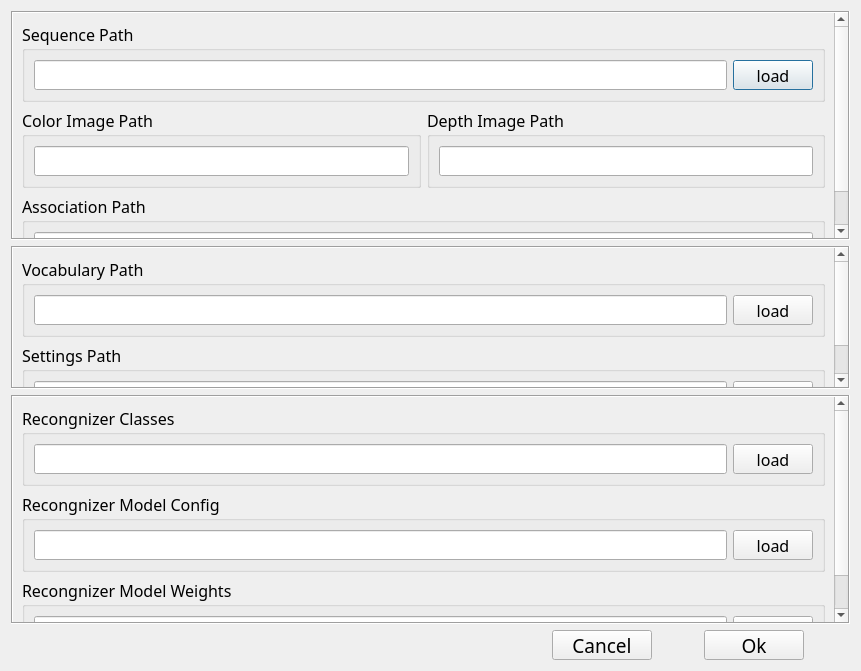
Above: qrgbd/configdialog.ui from Unsigned-Long/QRGBD-SLAM before the change. Below: the same form after it.
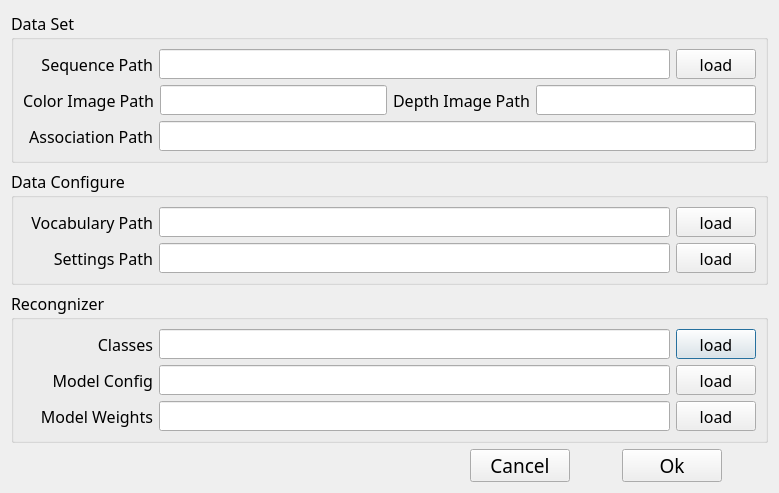
That is the form after the change.

What changed in the file:
```diff
--- a/qrgbd/configdialog.ui
+++ b/qrgbd/configdialog.ui
@@ -6,34 +6,16 @@
    <rect>
     <x>0</x>
     <y>0</y>
-    <width>861</width>
-    <height>671</height>
+    <width>779</width>
+    <height>493</height>
    </rect>
   </property>
   <property name="windowTitle">
    <string>Dialog</string>
   </property>
   <layout class="QGridLayout" name="gridLayout_12">
-   <item row="0" column="0" colspan="5">
-    <widget class="QScrollArea" name="scrollArea_2">
-     <property name="frameShape">
-      <enum>QFrame::Box</enum>
-     </property>
-     <property name="widgetResizable">
-      <bool>true</bool>
-     </property>
-     <widget class="QWidget" name="scrollAreaWidgetContents_2">
-      <property name="geometry">
-       <rect>
-        <x>0</x>
-        <y>0</y>
-        <width>839</width>
-        <height>249</height>
-       </rect>
-      </property>
-      <layout class="QGridLayout" name="gridLayout">
-       <item row="1" column="1">
-        <widget class="QGroupBox" name="groupBox_5">
+   <item row="2" column="0" colspan="5">
+    <widget class="QGroupBox" name="groupBox_9">
          <property name="font">
           <font>
            <family>Ubuntu Mono</family>
@@ -41,36 +23,29 @@
           </font>
          </property>
          <property name="title">
-          <string>Depth Image Path</string>
-         </property>
-         <layout class="QGridLayout" name="gridLayout_6">
+      <string>Recongnizer</string>
+     </property>
+     <layout class="QGridLayout" name="gridLayout_8">
           <item row="0" column="0">
-           <widget class="QLineEdit" name="lineEdit_depth">
+       <layout class="QHBoxLayout" name="horizontalLayout">
+        <item>
+         <widget class="QLabel" name="label_7">
             <property name="minimumSize">
              <size>
-              <width>0</width>
-              <height>30</height>
-             </size>
-            </property>
-           </widget>
-          </item>
-         </layout>
-        </widget>
-       </item>
-       <item row="0" column="0" colspan="2">
-        <widget class="QGroupBox" name="groupBox">
-         <property name="font">
-          <font>
-           <family>Ubuntu Mono</family>
-           <pointsize>12</pointsize>
-          </font>
-         </property>
-         <property name="title">
-          <string>Sequence Path</string>
-         </property>
-         <layout class="QGridLayout" name="gridLayout_2">
-          <item row="0" column="0">
-           <widget class="QLineEdit" name="lineEdit_seq">
+            <width>130</width>
+            <height>0</height>
+           </size>
+          </property>
+          <property name="text">
+           <string>Classes</string>
+          </property>
+          <property name="alignment">
+           <set>Qt::AlignRight|Qt::AlignTrailing|Qt::AlignVCenter</set>
+          </property>
+         </widget>
+        </item>
+        <item>
+         <widget class="QLineEdit" name="lineEdit_class">
             <property name="minimumSize">
              <size>
               <width>0</width>
@@ -79,8 +54,8 @@
             </property>
            </widget>
           </item>
-          <item row="0" column="1">
-           <widget class="QPushButton" name="load_seq">
+        <item>
+         <widget class="QPushButton" name="load_classes">
             <property name="minimumSize">
              <size>
               <width>80</width>
@@ -105,82 +80,201 @@
            </widget>
           </item>
          </layout>
-        </widget>
        </item>
        <item row="1" column="0">
-        <widget class="QGroupBox" name="groupBox_6">
+       <layout class="QHBoxLayout" name="horizontalLayout_2">
+        <item>
+         <widget class="QLabel" name="label_8">
+          <property name="minimumSize">
+           <size>
+            <width>130</width>
+            <height>0</height>
+           </size>
+          </property>
+          <property name="text">
+           <string>Model Config</string>
+          </property>
+          <property name="alignment">
+           <set>Qt::AlignRight|Qt::AlignTrailing|Qt::AlignVCenter</set>
+          </property>
+         </widget>
+        </item>
+        <item>
+         <widget class="QLineEdit" name="lineEdit_modelConfig">
+          <property name="minimumSize">
+           <size>
+            <width>0</width>
+            <height>30</height>
+           </size>
+          </property>
+         </widget>
+        </item>
+        <item>
+         <widget class="QPushButton" name="load_modelConfig">
+          <property name="minimumSize">
+           <size>
+            <width>80</width>
+            <height>30</height>
+           </size>
+          </property>
+          <property name="maximumSize">
+           <size>
+            <width>200</width>
+            <height>16777215</height>
+           </size>
+          </property>
          <property name="font">
           <font>
            <family>Ubuntu Mono</family>
            <pointsize>12</pointsize>
           </font>
          </property>
-         <property name="title">
-          <string>Color Image Path</string>
-         </property>
-         <layout class="QGridLayout" name="gridLayout_7">
-          <item row="0" column="0">
-           <widget class="QLineEdit" name="lineEdit_color">
+          <property name="text">
+           <string>load</string>
+          </property>
+         </widget>
+        </item>
+       </layout>
+      </item>
+      <item row="2" column="0">
+       <layout class="QHBoxLayout" name="horizontalLayout_3">
+        <item>
+         <widget class="QLabel" name="label_9">
             <property name="minimumSize">
              <size>
+            <width>130</width>
+            <height>0</height>
+           </size>
+          </property>
+          <property name="text">
+           <string>Model Weights</string>
+          </property>
+          <property name="alignment">
+           <set>Qt::AlignRight|Qt::AlignTrailing|Qt::AlignVCenter</set>
+          </property>
+         </widget>
+        </item>
+        <item>
+         <widget class="QLineEdit" name="lineEdit_modelWeight">
+          <property name="minimumSize">
+           <size>
               <width>0</width>
               <height>30</height>
              </size>
             </property>
            </widget>
           </item>
-         </layout>
-        </widget>
-       </item>
-       <item row="2" column="0" colspan="2">
-        <widget class="QGroupBox" name="groupBox_2">
+        <item>
+         <widget class="QPushButton" name="load_modelWeight">
+          <property name="minimumSize">
+           <size>
+            <width>80</width>
+            <height>30</height>
+           </size>
+          </property>
+          <property name="maximumSize">
+           <size>
+            <width>200</width>
+            <height>16777215</height>
+           </size>
+          </property>
          <property name="font">
           <font>
            <family>Ubuntu Mono</family>
            <pointsize>12</pointsize>
           </font>
          </property>
-         <property name="title">
-          <string>Association Path</string>
-         </property>
-         <layout class="QGridLayout" name="gridLayout_3">
-          <item row="0" column="0">
-           <widget class="QLineEdit" name="lineEdit_asso">
+          <property name="text">
+           <string>load</string>
+          </property>
+         </widget>
+        </item>
+       </layout>
+      </item>
+     </layout>
+    </widget>
+   </item>
+   <item row="3" column="2">
+    <spacer name="horizontalSpacer_3">
+     <property name="orientation">
+      <enum>Qt::Horizontal</enum>
+     </property>
+     <property name="sizeType">
+      <enum>QSizePolicy::Fixed</enum>
+     </property>
+     <property name="sizeHint" stdset="0">
+      <size>
+       <width>40</width>
+       <height>20</height>
+      </size>
+     </property>
+    </spacer>
+   </item>
+   <item row="3" column="3">
+    <widget class="QPushButton" name="btn_ok">
             <property name="minimumSize">
              <size>
-              <width>0</width>
+       <width>100</width>
               <height>30</height>
              </size>
             </property>
-           </widget>
-          </item>
-         </layout>
-        </widget>
-       </item>
-      </layout>
-     </widget>
+     <property name="maximumSize">
+      <size>
+       <width>200</width>
+       <height>16777215</height>
+      </size>
+     </property>
+     <property name="font">
+      <font>
+       <family>Ubuntu Mono</family>
+       <pointsize>14</pointsize>
+      </font>
+     </property>
+     <property name="text">
+      <string>Ok</string>
+     </property>
+    </widget>
+   </item>
+   <item row="3" column="0">
+    <spacer name="horizontalSpacer">
+     <property name="orientation">
+      <enum>Qt::Horizontal</enum>
+     </property>
+     <property name="sizeHint" stdset="0">
+      <size>
+       <width>40</width>
+       <height>20</height>
+      </size>
+     </property>
+    </spacer>
+   </item>
+   <item row="3" column="1">
+    <widget class="QPushButton" name="btn_cancel">
+     <property name="minimumSize">
+      <size>
+       <width>100</width>
+       <height>30</height>
+      </size>
+     </property>
+     <property name="maximumSize">
+      <size>
+       <width>200</width>
+       <height>16777215</height>
+      </size>
+     </property>
+     <property name="font">
+      <font>
+       <family>Ubuntu Mono</family>
+       <pointsize>14</pointsize>
+      </font>
+     </property>
+     <property name="text">
+      <string>Cancel</string>
+     </property>
     </widget>
    </item>
    <item row="1" column="0" colspan="5">
-    <widget class="QScrollArea" name="scrollArea">
-     <property name="frameShape">
-      <enum>QFrame::Box</enum>
-     </property>
-     <property name="widgetResizable">
-      <bool>true</bool>
-     </property>
-     <widget class="QWidget" name="scrollAreaWidgetContents">
-      <property name="geometry">
-       <rect>
-        <x>0</x>
-        <y>0</y>
-        <width>839</width>
-        <height>172</height>
-       </rect>
-      </property>
-      <layout class="QGridLayout" name="gridLayout_9">
-       <item row="0" column="0">
-        <widget class="QGroupBox" name="groupBox_4">
+    <widget class="QGroupBox" name="groupBox_3">
          <property name="font">
           <font>
            <family>Ubuntu Mono</family>
@@ -188,10 +282,28 @@
           </font>
          </property>
          <property name="title">
+      <string>Data Configure</string>
+     </property>
+     <layout class="QGridLayout" name="gridLayout_4">
+      <item row="0" column="0">
+       <layout class="QHBoxLayout" name="horizontalLayout_5">
+        <item>
+         <widget class="QLabel" name="label_5">
+          <property name="minimumSize">
+           <size>
+            <width>130</width>
+            <height>0</height>
+           </size>
+          </property>
+          <property name="text">
           <string>Vocabulary Path</string>
          </property>
-         <layout class="QGridLayout" name="gridLayout_5">
-          <item row="0" column="0">
+          <property name="alignment">
+           <set>Qt::AlignRight|Qt::AlignTrailing|Qt::AlignVCenter</set>
+          </property>
+         </widget>
+        </item>
+        <item>
            <widget class="QLineEdit" name="lineEdit_voc">
             <property name="minimumSize">
              <size>
@@ -201,7 +313,7 @@
             </property>
            </widget>
           </item>
-          <item row="0" column="1">
+        <item>
            <widget class="QPushButton" name="load_voc">
             <property name="minimumSize">
              <size>
@@ -227,21 +339,26 @@
            </widget>
           </item>
          </layout>
-        </widget>
        </item>
        <item row="1" column="0">
-        <widget class="QGroupBox" name="groupBox_3">
-         <property name="font">
-          <font>
-           <family>Ubuntu Mono</family>
-           <pointsize>12</pointsize>
-          </font>
-         </property>
-         <property name="title">
+       <layout class="QHBoxLayout" name="horizontalLayout_4">
+        <item>
+         <widget class="QLabel" name="label_6">
+          <property name="minimumSize">
+           <size>
+            <width>130</width>
+            <height>0</height>
+           </size>
+          </property>
+          <property name="text">
           <string>Settings Path</string>
          </property>
-         <layout class="QGridLayout" name="gridLayout_4">
-          <item row="0" column="0">
+          <property name="alignment">
+           <set>Qt::AlignRight|Qt::AlignTrailing|Qt::AlignVCenter</set>
+          </property>
+         </widget>
+        </item>
+        <item>
            <widget class="QLineEdit" name="lineEdit_set">
             <property name="minimumSize">
              <size>
@@ -251,7 +368,7 @@
             </property>
            </widget>
           </item>
-          <item row="0" column="1">
+        <item>
            <widget class="QPushButton" name="load_set">
             <property name="minimumSize">
              <size>
@@ -277,89 +394,8 @@
            </widget>
           </item>
          </layout>
-        </widget>
-       </item>
-      </layout>
-     </widget>
-    </widget>
-   </item>
-   <item row="3" column="0">
-    <spacer name="horizontalSpacer">
-     <property name="orientation">
-      <enum>Qt::Horizontal</enum>
-     </property>
-     <property name="sizeHint" stdset="0">
-      <size>
-       <width>40</width>
-       <height>20</height>
-      </size>
-     </property>
-    </spacer>
-   </item>
-   <item row="3" column="1">
-    <widget class="QPushButton" name="btn_cancel">
-     <property name="minimumSize">
-      <size>
-       <width>100</width>
-       <height>30</height>
-      </size>
-     </property>
-     <property name="maximumSize">
-      <size>
-       <width>200</width>
-       <height>16777215</height>
-      </size>
-     </property>
-     <property name="font">
-      <font>
-       <family>Ubuntu Mono</family>
-       <pointsize>14</pointsize>
-      </font>
-     </property>
-     <property name="text">
-      <string>Cancel</string>
-     </property>
-    </widget>
-   </item>
-   <item row="3" column="2">
-    <spacer name="horizontalSpacer_3">
-     <property name="orientation">
-      <enum>Qt::Horizontal</enum>
-     </property>
-     <property name="sizeType">
-      <enum>QSizePolicy::Fixed</enum>
-     </property>
-     <property name="sizeHint" stdset="0">
-      <size>
-       <width>40</width>
-       <height>20</height>
-      </size>
-     </property>
-    </spacer>
-   </item>
-   <item row="3" column="3">
-    <widget class="QPushButton" name="btn_ok">
-     <property name="minimumSize">
-      <size>
-       <width>100</width>
-       <height>30</height>
-      </size>
-     </property>
-     <property name="maximumSize">
-      <size>
-       <width>200</width>
-       <height>16777215</height>
-      </size>
-     </property>
-     <property name="font">
-      <font>
-       <family>Ubuntu Mono</family>
-       <pointsize>14</pointsize>
-      </font>
-     </property>
-     <property name="text">
-      <string>Ok</string>
-     </property>
+      </item>
+     </layout>
     </widget>
    </item>
    <item row="3" column="4">
@@ -378,26 +414,8 @@
      </property>
     </spacer>
    </item>
-   <item row="2" column="0" colspan="5">
-    <widget class="QScrollArea" name="scrollArea_3">
-     <property name="frameShape">
-      <enum>QFrame::Box</enum>
-     </property>
-     <property name="widgetResizable">
-      <bool>true</bool>
-     </property>
-     <widget class="QWidget" name="scrollAreaWidgetContents_3">
-      <property name="geometry">
-       <rect>
-        <x>0</x>
-        <y>-77</y>
-        <width>825</width>
-        <height>249</height>
-       </rect>
-      </property>
-      <layout class="QGridLayout" name="gridLayout_10">
-       <item row="0" column="0">
-        <widget class="QGroupBox" name="groupBox_7">
+   <item row="0" column="0" colspan="5">
+    <widget class="QGroupBox" name="groupBox">
          <property name="font">
           <font>
            <family>Ubuntu Mono</family>
@@ -405,61 +423,39 @@
           </font>
          </property>
          <property name="title">
-          <string>Recongnizer Classes</string>
-         </property>
-         <layout class="QGridLayout" name="gridLayout_8">
+      <string>Data Set</string>
+     </property>
+     <layout class="QGridLayout" name="gridLayout_2">
           <item row="0" column="0">
-           <widget class="QLineEdit" name="lineEdit_class">
+       <layout class="QHBoxLayout" name="horizontalLayout_9">
+        <item>
+         <widget class="QLabel" name="label">
             <property name="minimumSize">
              <size>
-              <width>0</width>
-              <height>30</height>
-             </size>
-            </property>
-           </widget>
-          </item>
-          <item row="0" column="1">
-           <widget class="QPushButton" name="load_classes">
+            <width>130</width>
+            <height>0</height>
+           </size>
+          </property>
+          <property name="text">
+           <string>Sequence Path</string>
+          </property>
+          <property name="alignment">
+           <set>Qt::AlignRight|Qt::AlignTrailing|Qt::AlignVCenter</set>
+          </property>
+         </widget>
+        </item>
+        <item>
+         <widget class="QLineEdit" name="lineEdit_seq">
             <property name="minimumSize">
              <size>
-              <width>80</width>
+            <width>0</width>
               <height>30</height>
              </size>
             </property>
-            <property name="maximumSize">
-             <size>
-              <width>200</width>
-              <height>16777215</height>
-             </size>
-            </property>
-            <property name="font">
-             <font>
-              <family>Ubuntu Mono</family>
-              <pointsize>12</pointsize>
-             </font>
-            </property>
-            <property name="text">
-             <string>load</string>
-            </property>
-           </widget>
-          </item>
-         </layout>
-        </widget>
-       </item>
-       <item row="1" column="0">
-        <widget class="QGroupBox" name="groupBox_8">
-         <property name="font">
-          <font>
-           <family>Ubuntu Mono</family>
-           <pointsize>12</pointsize>
-          </font>
-         </property>
-         <property name="title">
-          <string>Recongnizer Model Config</string>
-         </property>
-         <layout class="QGridLayout" name="gridLayout_11">
-          <item row="0" column="1">
-           <widget class="QPushButton" name="load_modelConfig">
+         </widget>
+        </item>
+        <item>
+         <widget class="QPushButton" name="load_seq">
             <property name="minimumSize">
              <size>
               <width>80</width>
@@ -483,58 +479,60 @@
             </property>
            </widget>
           </item>
-          <item row="0" column="0">
-           <widget class="QLineEdit" name="lineEdit_modelConfig">
-            <property name="minimumSize">
-             <size>
-              <width>0</width>
-              <height>30</height>
-             </size>
-            </property>
-           </widget>
-          </item>
-         </layout>
-        </widget>
+       </layout>
        </item>
        <item row="2" column="0">
-        <widget class="QGroupBox" name="groupBox_9">
-         <property name="font">
-          <font>
-           <family>Ubuntu Mono</family>
-           <pointsize>12</pointsize>
-          </font>
-         </property>
-         <property name="title">
-          <string>Recongnizer Model Weights</string>
-         </property>
-         <layout class="QGridLayout" name="gridLayout_13">
-          <item row="0" column="1">
-           <widget class="QPushButton" name="load_modelWeight">
+       <layout class="QHBoxLayout" name="horizontalLayout_6">
+        <item>
+         <widget class="QLabel" name="label_4">
+          <property name="minimumSize">
+           <size>
+            <width>130</width>
+            <height>0</height>
+           </size>
+          </property>
+          <property name="text">
+           <string>Association Path</string>
+          </property>
+          <property name="alignment">
+           <set>Qt::AlignRight|Qt::AlignTrailing|Qt::AlignVCenter</set>
+          </property>
+         </widget>
+        </item>
+        <item>
+         <widget class="QLineEdit" name="lineEdit_asso">
             <property name="minimumSize">
              <size>
-              <width>80</width>
+            <width>0</width>
               <height>30</height>
              </size>
             </property>
-            <property name="maximumSize">
+         </widget>
+        </item>
+       </layout>
+      </item>
+      <item row="1" column="0">
+       <layout class="QHBoxLayout" name="horizontalLayout_10">
+        <item>
+         <layout class="QHBoxLayout" name="horizontalLayout_7">
+          <item>
+           <widget class="QLabel" name="label_2">
+            <property name="minimumSize">
              <size>
-              <width>200</width>
-              <height>16777215</height>
+              <width>130</width>
+              <height>0</height>
              </size>
             </property>
-            <property name="font">
-             <font>
-              <family>Ubuntu Mono</family>
-              <pointsize>12</pointsize>
-             </font>
-            </property>
             <property name="text">
-             <string>load</string>
+             <string>Color Image Path</string>
             </property>
+            <property name="alignment">
+             <set>Qt::AlignRight|Qt::AlignTrailing|Qt::AlignVCenter</set>
+            </property>
            </widget>
           </item>
-          <item row="0" column="0">
-           <widget class="QLineEdit" name="lineEdit_modelWeight">
+          <item>
+           <widget class="QLineEdit" name="lineEdit_color">
             <property name="minimumSize">
              <size>
               <width>0</width>
@@ -544,10 +542,40 @@
            </widget>
           </item>
          </layout>
-        </widget>
-       </item>
-      </layout>
-     </widget>
+        </item>
+        <item>
+         <layout class="QHBoxLayout" name="horizontalLayout_8">
+          <item>
+           <widget class="QLabel" name="label_3">
+            <property name="minimumSize">
+             <size>
+              <width>130</width>
+              <height>0</height>
+             </size>
+            </property>
+            <property name="text">
+             <string>Depth Image Path</string>
+            </property>
+            <property name="alignment">
+             <set>Qt::AlignRight|Qt::AlignTrailing|Qt::AlignVCenter</set>
+            </property>
+           </widget>
+          </item>
+          <item>
+           <widget class="QLineEdit" name="lineEdit_depth">
+            <property name="minimumSize">
+             <size>
+              <width>0</width>
+              <height>30</height>
+             </size>
+            </property>
+           </widget>
+          </item>
+         </layout>
+        </item>
+       </layout>
+      </item>
+     </layout>
     </widget>
    </item>
   </layout>
```
Lines whose indentation alone changed are shown as unchanged.
